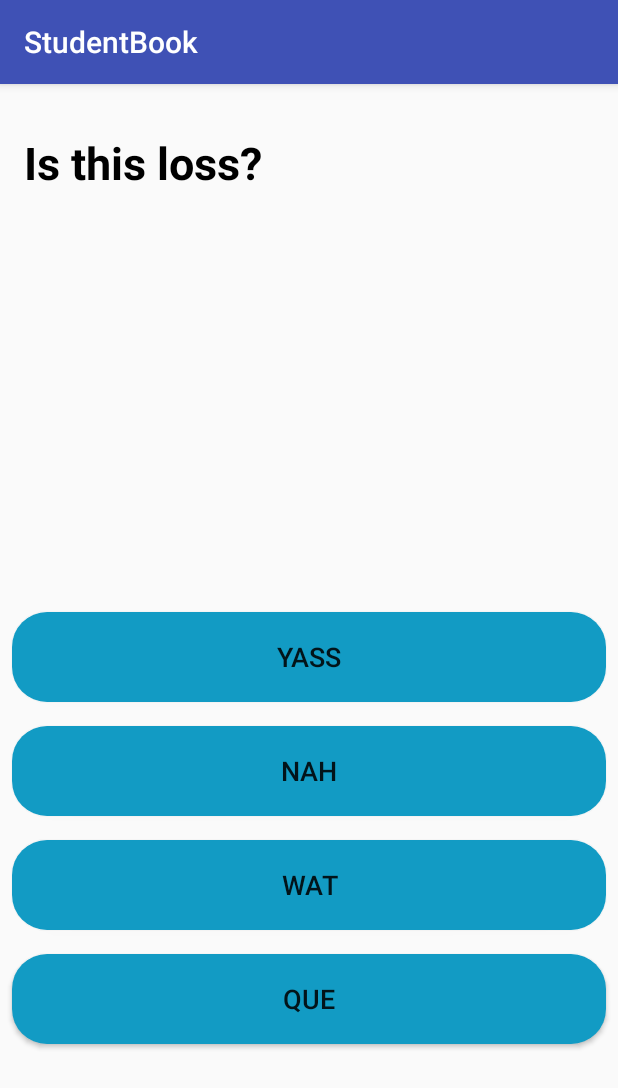
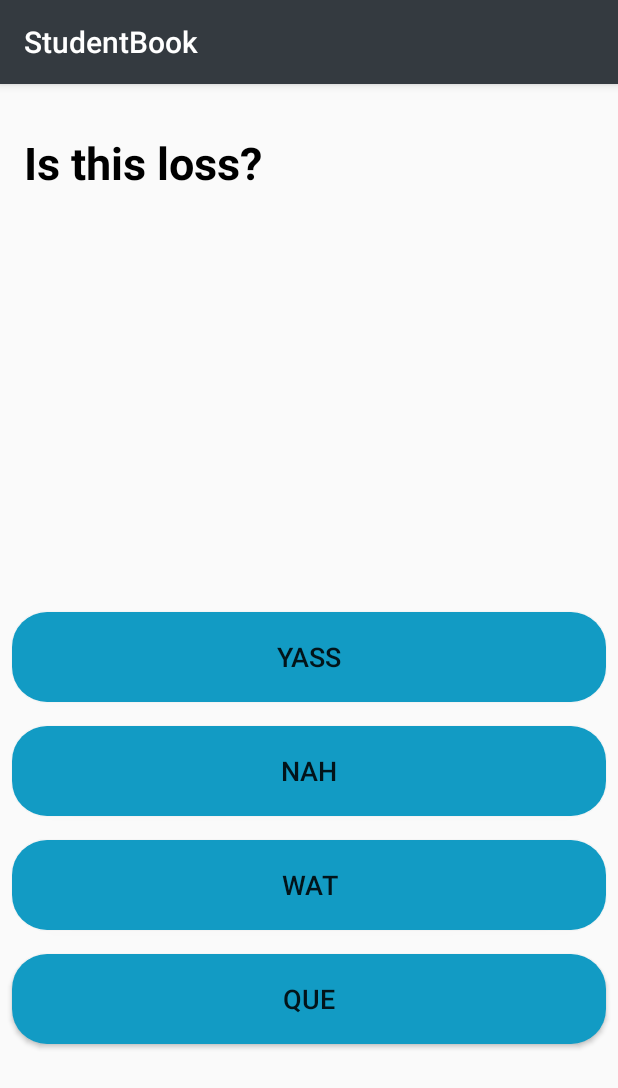
Before and after one commit to urbrob/hackathon2019, an Android app: the QuizActivity screen opened directly, with no data from a screen before it, on a phone screen of 412 x 824 dp. Shown: the top 1088 px of the screen. Run offline under Robolectric (Android 15) with nearby library versions, the phone set to English and light mode, and no system bars.

Commit message:
updated theme

```diff
--- a/student-book/StudentBookAndroid/app/src/main/res/values/styles.xml
+++ b/student-book/StudentBookAndroid/app/src/main/res/values/styles.xml
@@ -3,8 +3,8 @@
     <!-- Base application theme. -->
     <style name="AppTheme" parent="Base.Theme.AppCompat.Light.DarkActionBar">
         <!-- Customize your theme here. -->
-        <item name="colorPrimary">@color/colorPrimary</item>
-        <item name="colorPrimaryDark">@color/colorPrimaryDark</item>
+        <item name="colorPrimary">#343A40</item>
+        <item name="colorPrimaryDark">#303536</item>
         <item name="colorAccent">@color/colorAccent</item>
     </style>
     <style name="AppTheme.NoActionBar">
```
